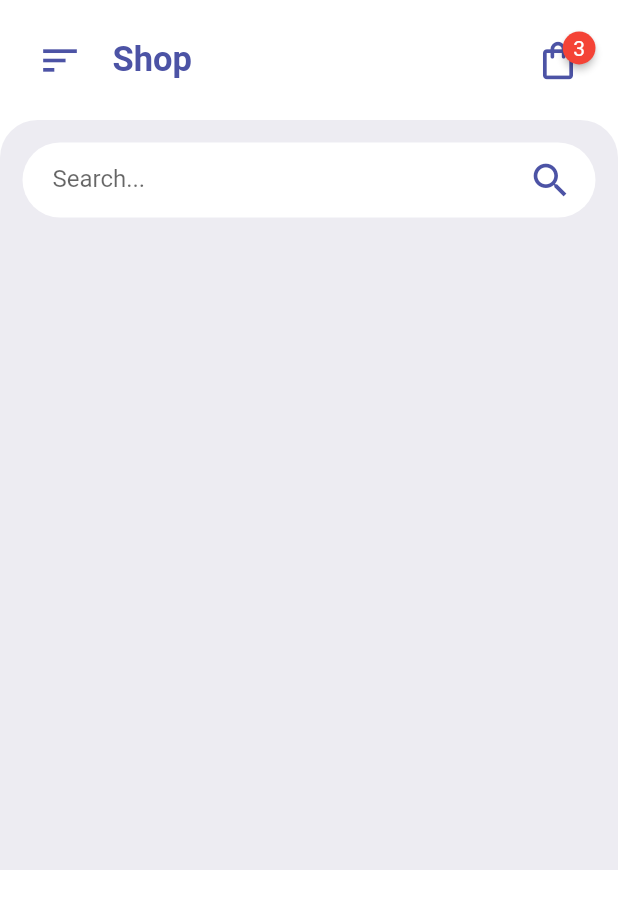
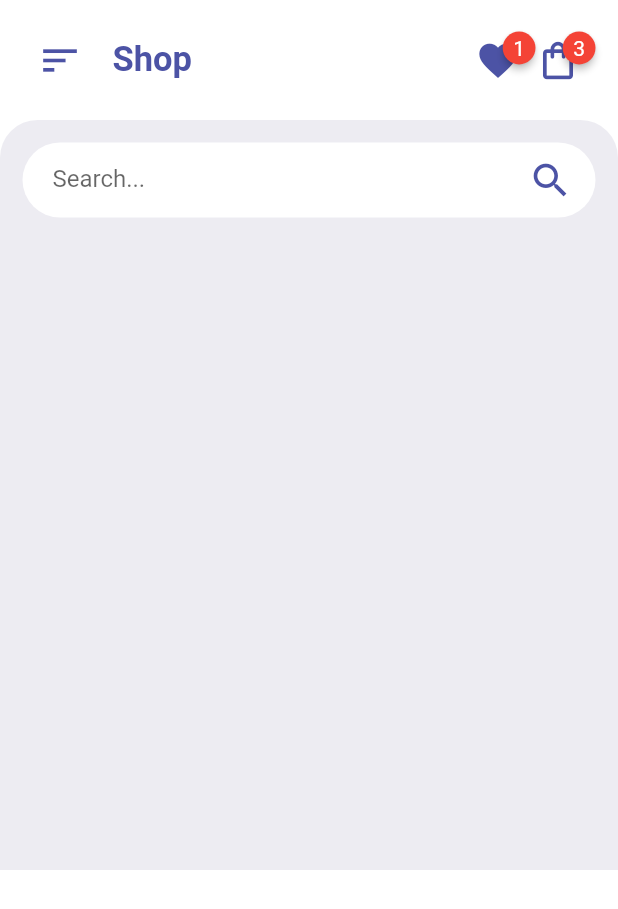
Before and after one commit to MahmoudKafrawy/FlutterEcommerce, a Flutter app: the screen it shows after launch, on a phone screen of 412 x 824 dp. Shown: the top 909 px of the screen. Run offline on Flutter 3.47's test engine with Material 2 defaults, Android fonts, the phone set to English and light mode, and no system bars; drawn by our look-alikes of badges.

Commit message:
favorite

```diff
--- a/lib/widgets/HomeAppBar.dart
+++ b/lib/widgets/HomeAppBar.dart
@@ -29,6 +29,24 @@ class HomeAppBar extends StatelessWidget {
             badgeColor: Colors.red,
             padding: EdgeInsets.all(7),
             badgeContent: Text(
+              "1",
+              style: TextStyle(color: Colors.white),
+            ),
+            child: InkWell(
+                onTap: () {},
+                child: Icon(
+                  Icons.favorite,
+                  color: Color(0xFF4c53a5),
+                  size: 30,
+                )),
+          ),
+          SizedBox(
+            width: 10,
+          ),
+          Badge(
+            badgeColor: Colors.red,
+            padding: EdgeInsets.all(7),
+            badgeContent: Text(
               "3",
               style: TextStyle(color: Colors.white),
             ),
```
